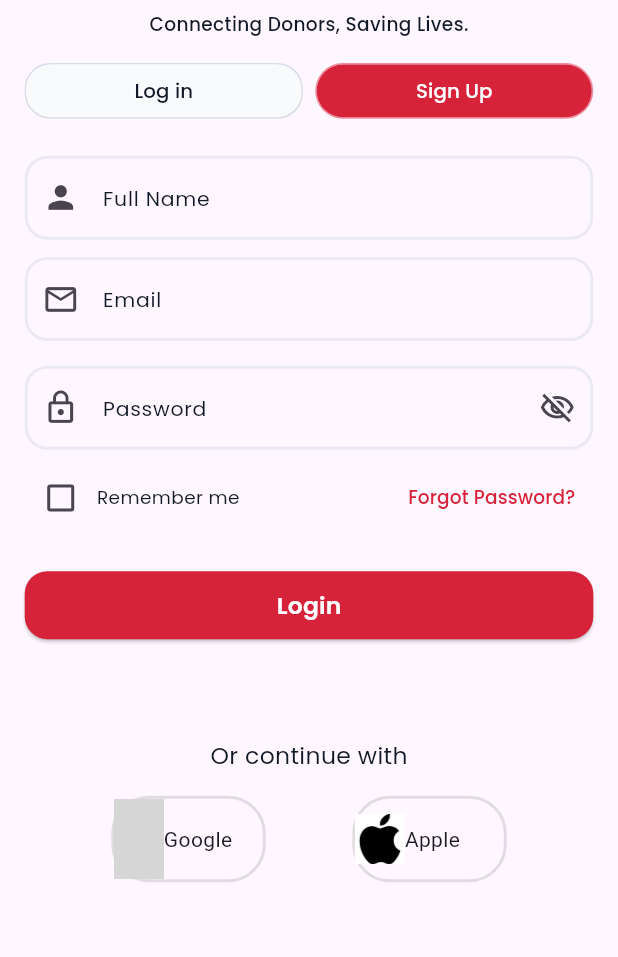
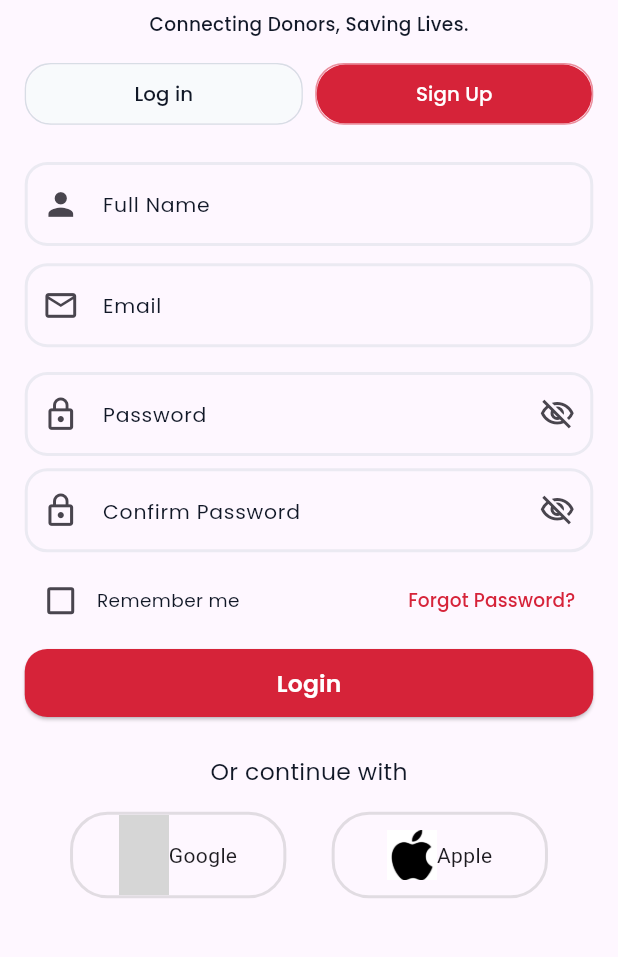
Before and after one commit to hafizsyedmudassirqadri/bloodlink_app, a Flutter app: the screen it shows after launch, after a tap on "Sign Up", on a phone screen of 412 x 824 dp, the part 201-1158 px from its top. Run offline on Flutter 3.47's test engine with Material 3 defaults, Android fonts, the phone set to English and light mode, and no system bars; our stand-ins replace google_fonts; grey boxes are pictures that could not be loaded.

Commit message:
complete signup & login

```diff
--- a/lib/view/login_screen.dart
+++ b/lib/view/login_screen.dart
@@ -68,7 +68,7 @@ class _LoginScreenUiState extends State<LoginScreenUi> {
                 children: [
                   Expanded(
                     child: Container(
-                      height: screenH * 0.045,
+                      height: screenH * 0.050,
                       decoration: BoxDecoration(
                         border: Border.all(
                           color: const Color(0xFFD62339).withValues(alpha: 0.5),
@@ -98,7 +98,7 @@ class _LoginScreenUiState extends State<LoginScreenUi> {
                   SizedBox(width: screenW * 0.02),
                   Expanded(
                     child: Container(
-                      height: screenH * 0.045,
+                      height: screenH * 0.050,
                       decoration: BoxDecoration(
                         border: Border.all(color: AppColors.silverBorder),
                         borderRadius: BorderRadius.circular(17.0),
@@ -284,7 +284,7 @@ class _LoginScreenUiState extends State<LoginScreenUi> {
                     children: [
                       Container(
                         height: screenH * 0.07,
-                        width: screenW * 0.25,
+                        width: screenW * 0.35,
                         decoration: BoxDecoration(
                           border: Border.all(
                             color: Colors.grey.withValues(alpha: 0.3),
@@ -293,6 +293,7 @@ class _LoginScreenUiState extends State<LoginScreenUi> {
                           borderRadius: BorderRadius.circular(25.0),
                         ),
                         child: Row(
+                          mainAxisAlignment: MainAxisAlignment.center,
                           children: [
                             Image(
                               image: AssetImage("assets/Au&OnIcon/google.jfif"),
@@ -306,7 +307,7 @@ class _LoginScreenUiState extends State<LoginScreenUi> {
                       // SizedBox(height: screenW * 0.03),
                       Container(
                         height: screenH * 0.07,
-                        width: screenW * 0.25,
+                        width: screenW * 0.35,
                         decoration: BoxDecoration(
                           border: Border.all(
                             color: Colors.grey.withValues(alpha: 0.3),
@@ -315,6 +316,8 @@ class _LoginScreenUiState extends State<LoginScreenUi> {
                           borderRadius: BorderRadius.circular(25.0),
                         ),
                         child: Row(
+                          mainAxisAlignment: MainAxisAlignment.center,
+
                           children: [
                             Image(
                               image: AssetImage("assets/Au&OnIcon/apple.png"),
--- a/lib/view/signup_screen.dart
+++ b/lib/view/signup_screen.dart
@@ -68,7 +68,7 @@ class _SignupScreenUiState extends State<SignupScreenUi> {
                 children: [
                   Expanded(
                    child: Container(
-                      height: screenH * 0.045,
+                      height: screenH * 0.050,
                       decoration: BoxDecoration(
                         border: Border.all(color: AppColors.silverBorder),
                         borderRadius: BorderRadius.circular(17.0),
@@ -102,7 +102,7 @@ class _SignupScreenUiState extends State<SignupScreenUi> {
                   SizedBox(width: screenW * 0.02),
                   Expanded(
                     child: Container(
-                      height: screenH * 0.045,
+                      height: screenH * 0.050,
                       decoration: BoxDecoration(
                         border: Border.all(
                           color: const Color(0xFFD62339).withValues(alpha: 0.5),
@@ -229,6 +229,44 @@ class _SignupScreenUiState extends State<SignupScreenUi> {
                 ),
               ),
               SizedBox(height: screenH * 0.01),
+              TextField(
+                obscureText: isObscure,
+                decoration: InputDecoration(
+                  hintText: "Confirm Password",
+                  hintStyle: GoogleFonts.poppins(
+                    color: AppColors.lightThPrimaryTxt,
+                    fontSize: screenW * 0.033,
+                  ),
+                  prefixIcon: Icon(Icons.lock_outline, size: screenW * 0.06),
+                  suffixIcon: IconButton(
+                    icon: Icon(
+                      isObscure
+                          ? Icons.visibility_off_outlined
+                          : Icons.visibility_outlined,
+                    ),
+                    onPressed: () {
+                      setState(() {
+                        isObscure = !isObscure;
+                      });
+                    },
+                  ),
+                  enabledBorder: OutlineInputBorder(
+                    borderSide: BorderSide(
+                      color: AppColors.silverBorder.withValues(alpha: 0.5),
+                      width: 2.0,
+                    ),
+                    borderRadius: BorderRadius.circular(15.0),
+                  ),
+                  focusedBorder: OutlineInputBorder(
+                    borderSide: BorderSide(
+                      color: AppColors.silverBorder,
+                      width: 2.0,
+                    ),
+                    borderRadius: BorderRadius.circular(15.0),
+                  ),
+                ),
+              ),
+              SizedBox(height: screenH * 0.01),
 
               // Remember Me & Forgot Password Row
               Row(
@@ -267,7 +305,7 @@ class _SignupScreenUiState extends State<SignupScreenUi> {
                   ),
                 ],
               ),
-              SizedBox(height: screenH * 0.03),
+              SizedBox(height: screenH * 0.01),
 
               // Main Submit Button
               SizedBox(
@@ -291,7 +329,7 @@ class _SignupScreenUiState extends State<SignupScreenUi> {
                   ),
                 ),
               ),
-              SizedBox(height: screenH * 0.08),
+              SizedBox(height: screenH * 0.03),
               Column(
                 mainAxisAlignment: MainAxisAlignment.start,
                 crossAxisAlignment: CrossAxisAlignment.center,
@@ -310,9 +348,9 @@ class _SignupScreenUiState extends State<SignupScreenUi> {
                     mainAxisAlignment: MainAxisAlignment.spaceEvenly,
 
                     children: [
-                     Container(
-                        height: screenH*0.07,
-                        width: screenW*0.25,
+                      Container(
+                        height: screenH * 0.07,
+                        width: screenW * 0.35,
                         decoration: BoxDecoration(
                           border: Border.all(
                             color: Colors.grey.withValues(alpha: 0.3),
@@ -321,6 +359,7 @@ class _SignupScreenUiState extends State<SignupScreenUi> {
                           borderRadius: BorderRadius.circular(25.0),
                         ),
                         child: Row(
+                          mainAxisAlignment: MainAxisAlignment.center,
                           children: [
                             Image(
                               image: AssetImage("assets/Au&OnIcon/google.jfif"),
@@ -333,8 +372,8 @@ class _SignupScreenUiState extends State<SignupScreenUi> {
                       ),
                       // SizedBox(height: screenW * 0.03),
                       Container(
-                        height: screenH*0.07,
-                        width: screenW*0.25,
+                        height: screenH * 0.07,
+                        width: screenW * 0.35,
                         decoration: BoxDecoration(
                           border: Border.all(
                             color: Colors.grey.withValues(alpha: 0.3),
@@ -343,6 +382,8 @@ class _SignupScreenUiState extends State<SignupScreenUi> {
                           borderRadius: BorderRadius.circular(25.0),
                         ),
                         child: Row(
+                          mainAxisAlignment: MainAxisAlignment.center,
+
                           children: [
                             Image(
                               image: AssetImage("assets/Au&OnIcon/apple.png"),
```
